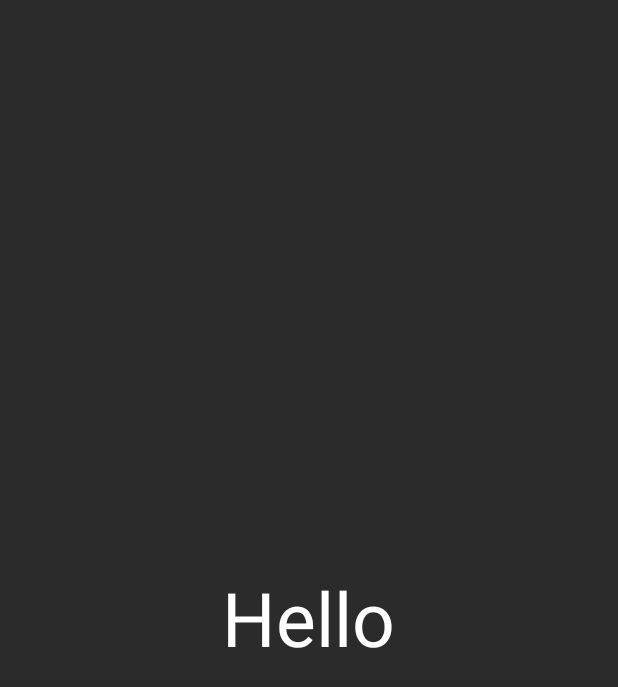
After one commit to Yumak2001/oboronataganroga1855, an Android app: the layout place_fragment.xml on its own in the app's theme, with its tools: preview values and no code run, on a phone screen of 412 x 824 dp. The commit adds this screen. Shown: the top 687 px of the screen. Run offline under Robolectric (Android 15) with nearby library versions, the phone set to English and light mode, and no system bars.

Commit message:
ADD PlaceFragment

```diff
--- a/app/src/main/java/org/lentils/oboronataganroga1855/ui/account/AccountFragment.java
+++ b/app/src/main/java/org/lentils/oboronataganroga1855/ui/account/AccountFragment.java
@@ -61,6 +61,6 @@ public class AccountFragment extends Fragment {
     public View onCreateView(LayoutInflater inflater, ViewGroup container,
                              Bundle savedInstanceState) {
         // Inflate the layout for this fragment
-        return inflater.inflate(R.layout.fragment_accaunt, container, false);
+        return inflater.inflate(R.layout.fragment_account, container, false);
     }
 }
--- /dev/null
+++ b/app/src/main/res/layout/place_fragment.xml
@@ -0,0 +1,26 @@
+<?xml version="1.0" encoding="utf-8"?>
+<androidx.constraintlayout.widget.ConstraintLayout xmlns:android="http://schemas.android.com/apk/res/android"
+    xmlns:tools="http://schemas.android.com/tools"
+    android:layout_width="match_parent"
+    android:layout_height="match_parent"
+    android:orientation="horizontal"
+    android:id="@+id/place"
+    tools:context=".ui.map.PlaceFragment">
+
+    <FrameLayout
+        android:layout_width="match_parent"
+        android:layout_height="match_parent"
+        android:background="@color/background_night"
+        android:theme="@style/AppTheme">
+        <TextView
+            android:layout_width="wrap_content"
+            android:layout_height="wrap_content"
+            android:layout_gravity="center"
+            android:textSize="50dp"
+            android:textColor="@color/white"
+            android:text="Hello" />
+    </FrameLayout>
+
+
+
+</androidx.constraintlayout.widget.ConstraintLayout>
```
Also changed, not shown: app/src/main/java/org/lentils/oboronataganroga1855/MainNavigationActivity.java (+13 -30 lines), app/src/main/java/org/lentils/oboronataganroga1855/model/Place.java (+21 -8 lines), app/src/main/java/org/lentils/oboronataganroga1855/ui/map/MapFragment.java (+32 -14 lines), app/src/main/java/org/lentils/oboronataganroga1855/ui/map/PlaceFragment.java (added, +54 -0 lines), app/src/main/java/org/lentils/oboronataganroga1855/ui/map/PlaceViewModel.java (added, +7 -0 lines), app/src/main/res/layout/activity_splash.xml (+15 -2 lines), app/src/main/res/layout/fragment_account.xml (renamed from app/src/main/res/layout/fragment_accaunt.xml).
